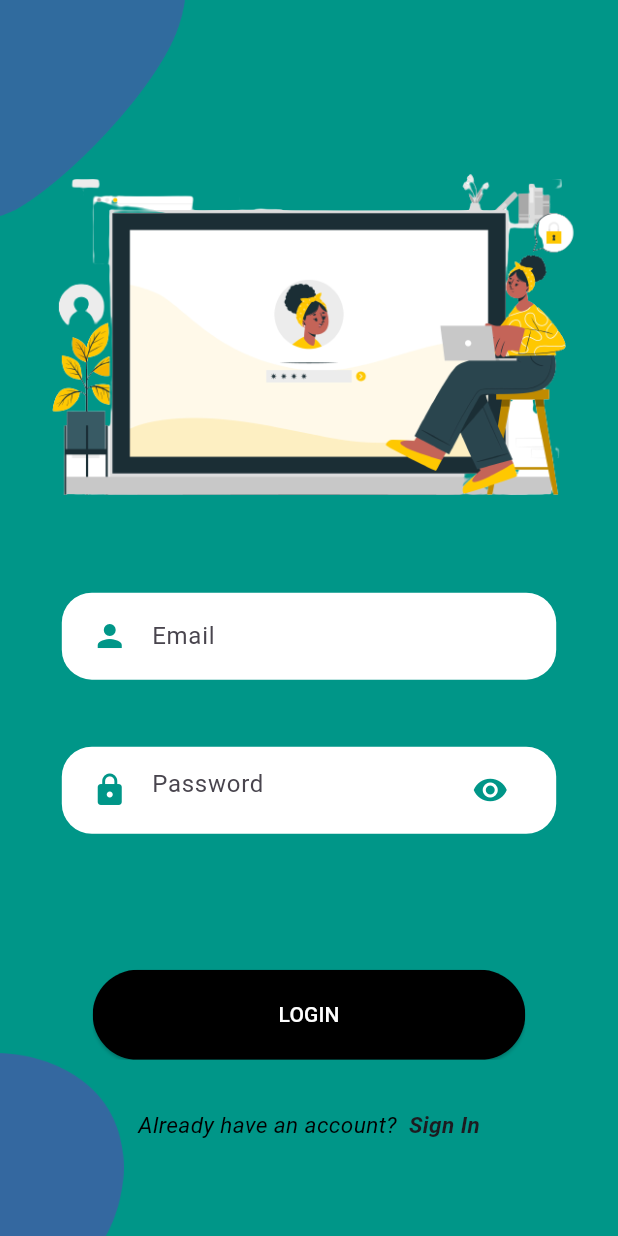
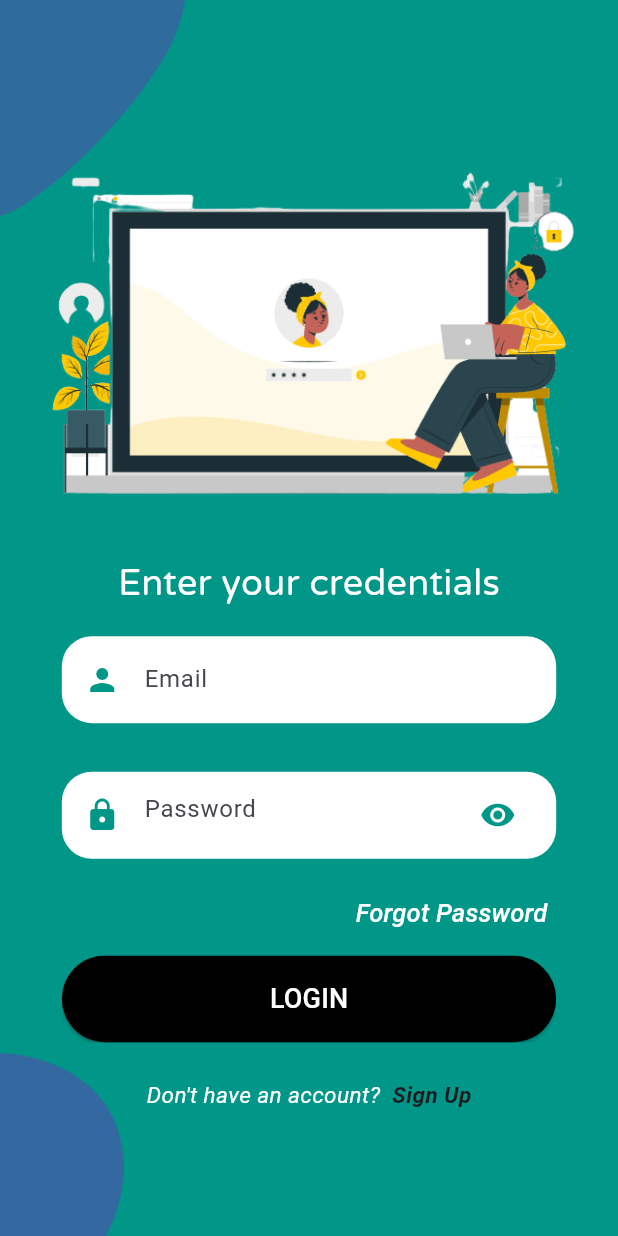
Before and after one commit to 5-abdulsami/olx_app, a Flutter app: the screen it shows after launch, after a tap on "Login", on a phone screen of 412 x 824 dp. Run offline on Flutter 3.47's test engine with Material 3 defaults, Android fonts, the phone set to English and light mode, and no system bars; our stand-ins replace cloud_firestore, firebase_auth, firebase_core, firebase_storage, fluttertoast, geocoding and 3 more; missing offline and left inert: flutter_image_slider; accounts and stored records are empty.

Commit message:
error fixing and ui changes in login, signup

```diff
--- a/lib/AlertDialog/error_alert_dialog.dart
+++ b/lib/AlertDialog/error_alert_dialog.dart
@@ -13,8 +13,7 @@ class ErrorAlertDialog extends StatelessWidget {
       actions: [
         ElevatedButton(
             onPressed: () {
-              Navigator.push(context,
-                  MaterialPageRoute(builder: (context) => const WelcomeScreen()));
+              Navigator.pop(context);
             },
             child: const Center(
               child: Text("Ok"),
--- a/lib/LoginScreen/login_body.dart
+++ b/lib/LoginScreen/login_body.dart
@@ -74,7 +74,21 @@ class _LoginBodyState extends State<LoginBody> {
             height: size.height * 0.32,
           ),
           SizedBox(
-            height: size.height * 0.03,
+            height: size.height * 0.015,
+          ),
+          Align(
+            alignment: Alignment.center,
+            child: Text(
+              "Enter your credentials",
+              style: TextStyle(
+                  fontFamily: 'Varela',
+                  fontSize: 24,
+                  fontWeight: FontWeight.w500,
+                  color: Colors.white),
+            ),
+          ),
+          SizedBox(
+            height: size.height * 0.01,
           ),
           RoundedInputField(
             hintText: "Email",
@@ -84,15 +98,17 @@ class _LoginBodyState extends State<LoginBody> {
             },
           ),
           SizedBox(
-            height: size.height * 0.03,
+            height: size.height * 0.015,
           ),
           RoundedPasswordField(onChanged: (value) {
             _passwordController.text = value;
           }),
           SizedBox(
-            height: size.height * 0.03,
+            height: size.height * 0.003,
           ),
-          Align(
+          Container(
+            margin: EdgeInsets.only(right: 35),
+            child: Align(
               alignment: Alignment.centerRight,
               child: TextButton(
                   onPressed: () {
@@ -104,10 +120,11 @@ class _LoginBodyState extends State<LoginBody> {
                   child: const Text(
                     "Forgot Password",
                     style: TextStyle(
-                      color: Colors.teal,
-                      fontSize: 15,
+                        color: Colors.white,
+                        fontSize: 17,
                         fontStyle: FontStyle.italic),
                   )),
+            ),
           ),
           RoundedButton(
               text: "LOGIN",
@@ -121,14 +138,19 @@ class _LoginBodyState extends State<LoginBody> {
                             message: "Please provide your email and password"));
               }),
           SizedBox(
-            height: size.height * 0.03,
+            height: size.height * 0.025,
           ),
           AlreadyHaveAccount(
-              login: true,
+              login: false,
               onPress: () {
-                Navigator.push(context,
-                    MaterialPageRoute(builder: (context) => const SignupScreen()));
+                Navigator.push(
+                    context,
+                    MaterialPageRoute(
+                        builder: (context) => const SignupScreen()));
               }),
+          SizedBox(
+            height: size.height * 0.025,
+          ),
         ],
       ),
     ));
--- a/lib/UploadAdScreen/upload_ad_screen.dart
+++ b/lib/UploadAdScreen/upload_ad_screen.dart
@@ -212,7 +212,7 @@ class _UploadAdScreenState extends State<UploadAdScreen> {
                                   'urlImage3': urlsList[2].toString(),
                                   'urlImage4': urlsList[3].toString(),
                                   'urlImage5': urlsList[4].toString(),
-                                  'profileImage': userImageUrl,
+                                  'userImage': userImageUrl,
                                   'lat': position!.latitude,
                                   'long': position!.longitude,
                                   'address': completeAddress,
--- a/lib/WelcomeScreen/welcome_background.dart
+++ b/lib/WelcomeScreen/welcome_background.dart
@@ -27,7 +27,7 @@ class WelcomeBackground extends StatelessWidget {
               bottom: 0,
               right: 0,
               child: Image.asset(
-                "assets/images/main _bottom.png",
+                "assets/images/main_bottom.png",
                 color: Colors.deepPurple,
                 width: size.width * 0.2,
               )),
--- a/lib/WelcomeScreen/welcome_screen.dart
+++ b/lib/WelcomeScreen/welcome_screen.dart
@@ -6,10 +6,6 @@ class WelcomeScreen extends StatelessWidget {
 
   @override
   Widget build(BuildContext context) {
-    return Scaffold(
-        appBar: AppBar(
-          title: const Text("Welcome Screen"),
-        ),
-        body: const WelcomeBody());
+    return const Scaffold(body: WelcomeBody());
   }
 }
--- a/lib/Widgets/already_have_account.dart
+++ b/lib/Widgets/already_have_account.dart
@@ -14,7 +14,7 @@ class AlreadyHaveAccount extends StatelessWidget {
         Text(
           login ? "Already have an account? " : "Don't have an account? ",
           style: const TextStyle(
-              fontSize: 15, fontStyle: FontStyle.italic, color: Colors.black),
+              fontSize: 15, fontStyle: FontStyle.italic, color: Colors.white),
         ),
         GestureDetector(
           onTap: onPress,
--- a/lib/Widgets/listview_widget.dart
+++ b/lib/Widgets/listview_widget.dart
@@ -14,7 +14,7 @@ class ListViewWidget extends StatefulWidget {
       img3,
       img4,
       img5,
-      userImg,
+      userImage,
       name,
       userId,
       postId,
@@ -32,7 +32,7 @@ class ListViewWidget extends StatefulWidget {
     required this.img3,
     required this.img4,
     required this.img5,
-    required this.userImg,
+    required this.userImage,
     required this.name,
     required this.userId,
     required this.postId,
@@ -275,7 +275,7 @@ class _ListViewWidgetState extends State<ListViewWidget> {
                   children: [
                     CircleAvatar(
                       radius: 30,
-                      backgroundImage: NetworkImage(widget.userImg),
+                      backgroundImage: NetworkImage(widget.userImage),
                     ),
                     Column(
                       crossAxisAlignment: CrossAxisAlignment.start,
--- a/lib/Widgets/rounded_button.dart
+++ b/lib/Widgets/rounded_button.dart
@@ -16,19 +16,19 @@ class RoundedButton extends StatelessWidget {
   Widget build(BuildContext context) {
     Size size = MediaQuery.of(context).size;
     return Container(
-      margin: const EdgeInsets.symmetric(vertical: 8),
-      width: size.width * 0.7,
+      margin: const EdgeInsets.symmetric(vertical: 4),
+      width: size.width * 0.8,
       child: ClipRRect(
         borderRadius: BorderRadius.circular(15),
         child: ElevatedButton(
           onPressed: onPressed,
           style: ElevatedButton.styleFrom(
             backgroundColor: color,
-            padding: const EdgeInsets.symmetric(vertical: 20, horizontal: 40),
+            padding: const EdgeInsets.symmetric(vertical: 16, horizontal: 40),
           ),
           child: Text(
             text!,
-            style: TextStyle(color: textColor),
+            style: TextStyle(color: textColor, fontSize: 18),
           ),
         ),
       ),
--- a/lib/Widgets/text_field_container.dart
+++ b/lib/Widgets/text_field_container.dart
@@ -9,7 +9,7 @@ class TextFieldContainer extends StatelessWidget {
     Size size = MediaQuery.of(context).size;
     return Container(
       margin: const EdgeInsets.symmetric(vertical: 10),
-      padding: const EdgeInsets.symmetric(horizontal: 20, vertical: 5),
+      padding: const EdgeInsets.symmetric(horizontal: 15, vertical: 5),
       width: size.width * 0.8,
       decoration: BoxDecoration(
         color: Colors.white,
--- a/lib/main.dart
+++ b/lib/main.dart
@@ -16,6 +16,7 @@ class MyApp extends StatelessWidget {
   @override
   Widget build(BuildContext context) {
     return MaterialApp(
+      debugShowCheckedModeBanner: false,
       title: 'Flutter Demo',
       theme: ThemeData(
         colorScheme: ColorScheme.fromSeed(seedColor: Colors.deepPurple),
```
Also changed, not shown: lib/HomeScreen/home_screen.dart (+3 -4 lines), lib/ProfileScreen/profile_screen.dart (+9 -9 lines), lib/SearchProduct/search_product.dart (+5 -5 lines), lib/SignupScreen/signup_body.dart (+73 -32 lines), pubspec.yaml (+16 -16 lines), 2 other files. Lines whose indentation alone changed are shown as unchanged.
